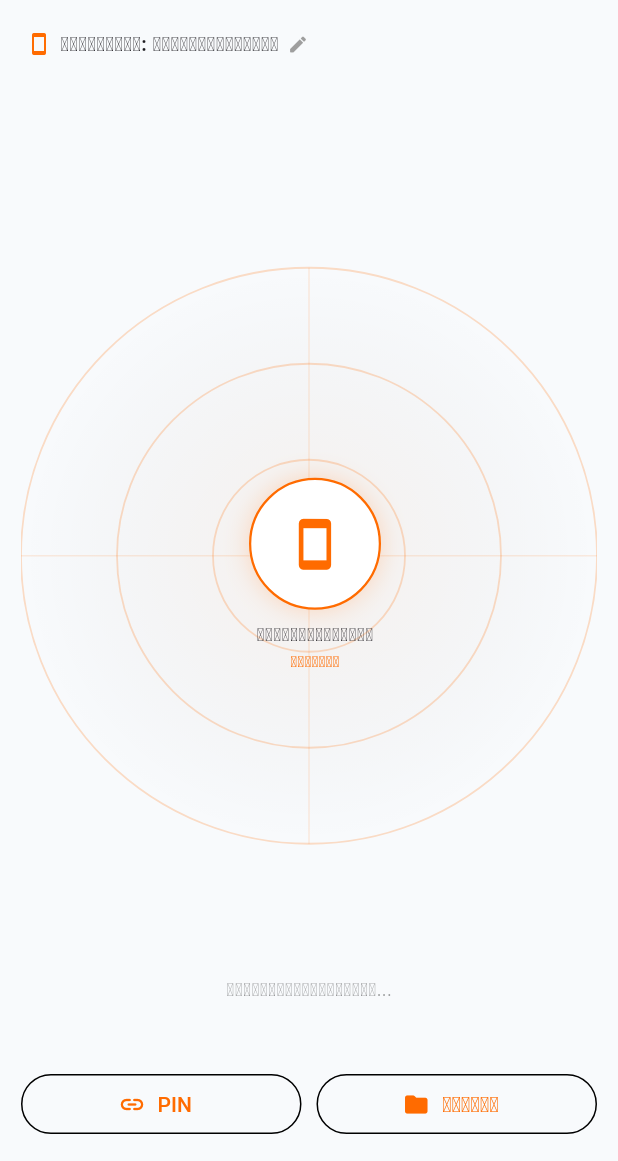
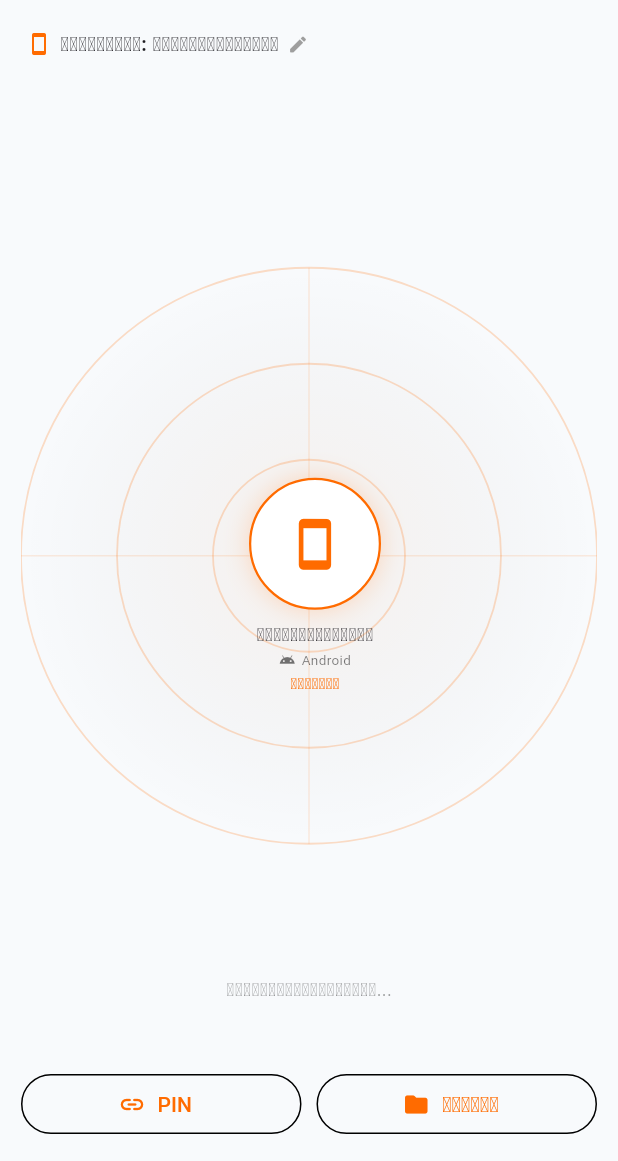
Before and after one commit to sorndev89/yonfile, a Flutter app: the screen it shows after launch, after a tap on the "light mode" icon, on a phone screen of 412 x 824 dp, the part 75-1236 px from its top. Run offline on Flutter 3.47's test engine with Material 3 defaults, Android fonts, the phone set to English and light mode, and no system bars; our stand-ins replace file_picker, google_fonts, qr_flutter, shared_preferences; missing offline and left inert: desktop_drop, flutter_webrtc, mobile_scanner; network calls fail.

Commit message:
feat: show peer OS and confirm PIN connection

```diff
--- a/apps/web_client/lib/models/peer_device.dart
+++ b/apps/web_client/lib/models/peer_device.dart
@@ -4,17 +4,21 @@ enum PeerScope { lan, pin }
 
 enum PeerDeviceType { mobile, tablet, desktop }
 
+enum PeerOperatingSystem { android, ios, macos, windows, linux, web, unknown }
+
 /// ອຸປະກອນປາຍທາງທີ່ເຫັນໃນເຄືອຂ່າຍ.
 class PeerDevice {
   final String id;
   final String name;
   final PeerDeviceType deviceType;
+  final PeerOperatingSystem operatingSystem;
   final PeerScope scope;
 
   const PeerDevice({
     required this.id,
     required this.name,
     required this.deviceType,
+    this.operatingSystem = PeerOperatingSystem.unknown,
     required this.scope,
   });
 
@@ -23,8 +27,36 @@ class PeerDevice {
       id: json['id'] as String,
       name: (json['name'] as String?)?.trim() ?? 'ອຸປະກອນ YonFile',
       deviceType: _parseDeviceType(json['deviceType'] as String?),
-      scope: (json['scope'] as String?) == 'pin' ? PeerScope.pin : PeerScope.lan,
+      operatingSystem: _parseOperatingSystem(
+        json['operatingSystem'] as String?,
+      ),
+      scope: (json['scope'] as String?) == 'pin'
+          ? PeerScope.pin
+          : PeerScope.lan,
     );
+  }
+
+  static PeerOperatingSystem _parseOperatingSystem(String? value) =>
+      PeerOperatingSystem.values.firstWhere(
+        (system) => system.name == value,
+        orElse: () => PeerOperatingSystem.unknown,
+      );
+
+  static PeerOperatingSystem fromTargetPlatform(TargetPlatform platform) {
+    switch (platform) {
+      case TargetPlatform.android:
+        return PeerOperatingSystem.android;
+      case TargetPlatform.iOS:
+        return PeerOperatingSystem.ios;
+      case TargetPlatform.macOS:
+        return PeerOperatingSystem.macos;
+      case TargetPlatform.windows:
+        return PeerOperatingSystem.windows;
+      case TargetPlatform.linux:
+        return PeerOperatingSystem.linux;
+      case TargetPlatform.fuchsia:
+        return PeerOperatingSystem.unknown;
+    }
   }
 
   static PeerDeviceType _parseDeviceType(String? value) {
@@ -60,6 +92,26 @@ class PeerDevice {
     }
   }
 
+  String get operatingSystemLabel => switch (operatingSystem) {
+    PeerOperatingSystem.android => 'Android',
+    PeerOperatingSystem.ios => 'iOS',
+    PeerOperatingSystem.macos => 'macOS',
+    PeerOperatingSystem.windows => 'Windows',
+    PeerOperatingSystem.linux => 'Linux',
+    PeerOperatingSystem.web => 'Web',
+    PeerOperatingSystem.unknown => 'OS ບໍ່ລະບຸ',
+  };
+
+  IconData get operatingSystemIcon => switch (operatingSystem) {
+    PeerOperatingSystem.android => Icons.android_rounded,
+    PeerOperatingSystem.ios => Icons.phone_iphone_rounded,
+    PeerOperatingSystem.macos => Icons.laptop_mac_rounded,
+    PeerOperatingSystem.windows => Icons.window_rounded,
+    PeerOperatingSystem.linux => Icons.terminal_rounded,
+    PeerOperatingSystem.web => Icons.language_rounded,
+    PeerOperatingSystem.unknown => Icons.devices_other_rounded,
+  };
+
   @override
   bool operator ==(Object other) => other is PeerDevice && other.id == id;
 
--- a/apps/web_client/lib/services/local_signaling_host_io.dart
+++ b/apps/web_client/lib/services/local_signaling_host_io.dart
@@ -41,7 +41,10 @@ class LocalSignalingHost {
             }
             peer!
               ..name = _cleanName(message['name'] as String?)
-              ..deviceType = _cleanDeviceType(message['deviceType'] as String?);
+              ..deviceType = _cleanDeviceType(message['deviceType'] as String?)
+              ..operatingSystem = _cleanOperatingSystem(
+                message['operatingSystem'] as String?,
+              );
             _send(peer!, {
               'type': 'registered',
               'peerId': peer!.id,
@@ -68,6 +71,11 @@ class LocalSignalingHost {
         peer.name = _cleanName(message['name'] as String?);
         if (message['deviceType'] is String) {
           peer.deviceType = _cleanDeviceType(message['deviceType'] as String?);
+        }
+        if (message['operatingSystem'] is String) {
+          peer.operatingSystem = _cleanOperatingSystem(
+            message['operatingSystem'] as String?,
+          );
         }
         _broadcastLan();
         if (peer.pin != null) _broadcastPin(peer.pin!);
@@ -133,6 +141,7 @@ class LocalSignalingHost {
               'id': peer.id,
               'name': peer.name,
               'deviceType': peer.deviceType,
+              'operatingSystem': peer.operatingSystem,
               'scope': scope,
             },
           )
@@ -172,6 +181,18 @@ class LocalSignalingHost {
   String _cleanDeviceType(String? type) =>
       const {'mobile', 'tablet', 'desktop'}.contains(type) ? type! : 'desktop';
 
+  String _cleanOperatingSystem(String? system) =>
+      const {
+        'android',
+        'ios',
+        'macos',
+        'windows',
+        'linux',
+        'web',
+      }.contains(system)
+      ? system!
+      : 'unknown';
+
   void _send(_LocalPeer peer, Map<String, dynamic> message) =>
       _sendRaw(peer.socket, message);
 
@@ -195,5 +216,6 @@ class _LocalPeer {
   final WebSocket socket;
   String name = 'ອຸປະກອນ YonFile';
   String deviceType = 'desktop';
+  String operatingSystem = 'unknown';
   String? pin;
 }
--- a/apps/web_client/lib/services/signaling_service.dart
+++ b/apps/web_client/lib/services/signaling_service.dart
@@ -47,6 +47,7 @@ class SignalingService {
 
   String _name = 'ອຸປະກອນ YonFile';
   PeerDeviceType _deviceType = PeerDeviceType.desktop;
+  PeerOperatingSystem _operatingSystem = PeerOperatingSystem.unknown;
   String? _joinedPin;
   bool _pendingNameUpdate = false;
 
@@ -101,6 +102,7 @@ class SignalingService {
         'type': 'register',
         'name': _name,
         'deviceType': _deviceType.name,
+        'operatingSystem': _operatingSystem.name,
       });
     } catch (error) {
       debugPrint('Signaling connect failed: $error');
@@ -200,14 +202,20 @@ class SignalingService {
     }
   }
 
-  void register(String name, PeerDeviceType deviceType) {
+  void register(
+    String name,
+    PeerDeviceType deviceType, [
+    PeerOperatingSystem operatingSystem = PeerOperatingSystem.unknown,
+  ]) {
     _name = name.trim().isEmpty ? 'ອຸປະກອນ YonFile' : name.trim();
     _deviceType = deviceType;
+    _operatingSystem = operatingSystem;
     if (isConnected) {
       _send({
         'type': 'register',
         'name': _name,
         'deviceType': _deviceType.name,
+        'operatingSystem': _operatingSystem.name,
       });
       _pendingNameUpdate = false;
     } else {
--- a/apps/web_client/lib/ui/screens/connection_screen.dart
+++ b/apps/web_client/lib/ui/screens/connection_screen.dart
@@ -6,6 +6,7 @@ import '../../models/incoming_file_offer.dart';
 import '../../models/peer_device.dart';
 import '../widgets/transfer_sheet.dart';
 import '../widgets/transfer_history_card.dart';
+import '../widgets/peer_os_badge.dart';
 
 /// Active peer session UI: connected devices, pending offers and transfers.
 class ConnectionScreen extends StatelessWidget {
@@ -42,7 +43,7 @@ class ConnectionScreen extends StatelessWidget {
     final activeTransfer = transfers.where((transfer) => transfer.isActive);
     final activeTransfers = activeTransfer.toList(growable: false);
     final label = activeTransfer.isEmpty
-        ? 'ເຊື່ອມຕໍ່ແລ້ວ · ພ້ອມສົ່ງໄຟລ໌'
+        ? 'ເຊື່ອມຕໍ່ສຳເລັດ · ພ້ອມໂອນໄຟລ໌'
         : activeTransfer.first.status == TransferStatus.offering
         ? 'ມີໄຟລ໌ລໍຖ້າການຮັບ'
         : 'ກຳລັງໂອນຂໍ້ມູນ';
@@ -236,6 +237,8 @@ class _ConnectionDevice extends StatelessWidget {
                 : Colors.black54,
           ),
         ),
+        const SizedBox(height: 3),
+        PeerOsBadge(peer: peer),
       ],
     );
   }
--- a/apps/web_client/lib/ui/screens/home_screen.dart
+++ b/apps/web_client/lib/ui/screens/home_screen.dart
@@ -18,6 +18,7 @@ import '../../services/signaling_service.dart';
 import '../../services/webrtc_service.dart';
 import '../widgets/home_header.dart';
 import '../widgets/pin_room_card.dart';
+import '../widgets/peer_os_badge.dart';
 import '../widgets/transfer_sheet.dart';
 import '../widgets/transfer_history_card.dart';
 import '../widgets/transfer_status_panel.dart';
@@ -92,7 +93,7 @@ class _HomeScreenState extends State<HomeScreen> {
       setState(() => _myName = saved);
     }
     // Cache the saved name even if the WebSocket has not registered yet.
-    _signaling.register(_myName, _myDeviceType);
+    _signaling.register(_myName, _myDeviceType, _myOperatingSystem);
   }
 
   @override
@@ -101,23 +102,30 @@ class _HomeScreenState extends State<HomeScreen> {
     if (_deviceTypeResolved) return;
     _deviceTypeResolved = true;
     _myDeviceType = _detectDeviceType();
-    _signaling.register(_myName, _myDeviceType);
+    _signaling.register(_myName, _myDeviceType, _myOperatingSystem);
   }
 
   PeerDeviceType _detectDeviceType() {
     final size = MediaQuery.sizeOf(context);
-    if (kIsWeb ||
-        defaultTargetPlatform == TargetPlatform.macOS ||
-        defaultTargetPlatform == TargetPlatform.windows ||
-        defaultTargetPlatform == TargetPlatform.linux) {
-      if (size.width < 600) return PeerDeviceType.mobile;
-      if (size.width < 1100) return PeerDeviceType.tablet;
-      return PeerDeviceType.desktop;
+    switch (defaultTargetPlatform) {
+      case TargetPlatform.android:
+      case TargetPlatform.iOS:
+        return size.shortestSide < 600
+            ? PeerDeviceType.mobile
+            : PeerDeviceType.tablet;
+      case TargetPlatform.macOS:
+      case TargetPlatform.windows:
+      case TargetPlatform.linux:
+        return PeerDeviceType.desktop;
+      case TargetPlatform.fuchsia:
+        if (size.width < 600) return PeerDeviceType.mobile;
+        if (size.width < 1100) return PeerDeviceType.tablet;
+        return PeerDeviceType.desktop;
     }
-    return size.shortestSide < 600
-        ? PeerDeviceType.mobile
-        : PeerDeviceType.tablet;
   }
+
+  PeerOperatingSystem get _myOperatingSystem =>
+      PeerDevice.fromTargetPlatform(defaultTargetPlatform);
 
   void _bindStreams() {
     _subs.add(
@@ -268,6 +276,7 @@ class _HomeScreenState extends State<HomeScreen> {
     id: _peerId ?? 'self',
     name: _myName,
     deviceType: _myDeviceType,
+    operatingSystem: _myOperatingSystem,
     scope: PeerScope.lan,
   );
 
@@ -284,6 +293,7 @@ class _HomeScreenState extends State<HomeScreen> {
       id: id,
       name: 'YonFile',
       deviceType: PeerDeviceType.desktop,
+      operatingSystem: PeerOperatingSystem.unknown,
       scope: PeerScope.lan,
     );
   }
@@ -296,7 +306,15 @@ class _HomeScreenState extends State<HomeScreen> {
   /* --------------------------- File sending ---------------------------- */
 
   Future<void> _pickAndSend(PeerDevice peer) async {
+    final pinWasAlreadyJoined =
+        peer.scope == PeerScope.pin || _pinPeers.containsKey(peer.id);
     if (!await _ensurePinAccess(peer)) return;
+    if (!pinWasAlreadyJoined) {
+      // First PIN entry establishes the connection. Let the user review the
+      // connected-device screen before choosing any files to send.
+      await _connectToPinPeer(peer);
+      return;
+    }
     try {
       final files = await FilePicker.pickFiles();
       if (files.isEmpty) return;
@@ -610,10 +628,31 @@ class _HomeScreenState extends State<HomeScreen> {
                   children: [
                     Icon(peer.icon, color: YonTheme.yonOrange),
                     const SizedBox(width: 10),
-                    Expanded(child: Text(peer.name)),
-                    Text(
-                      peer.typeLabel,
-                      style: const TextStyle(fontSize: 11, color: Colors.grey),
+                    Expanded(
+                      child: Column(
+                        crossAxisAlignment: CrossAxisAlignment.start,
+                        children: [
+                          Text(
+                            peer.name,
+                            maxLines: 1,
+                            overflow: TextOverflow.ellipsis,
+                          ),
+                          const SizedBox(height: 3),
+                          Row(
+                            children: [
+                              Text(
+                                peer.typeLabel,
+                                style: const TextStyle(
+                                  fontSize: 11,
+                                  color: Colors.grey,
+                                ),
+                              ),
+                              const SizedBox(width: 8),
+                              PeerOsBadge(peer: peer, compact: true),
+                            ],
+                          ),
+                        ],
+                      ),
                     ),
                   ],
                 ),
--- a/apps/web_client/lib/ui/widgets/peer_avatar.dart
+++ b/apps/web_client/lib/ui/widgets/peer_avatar.dart
@@ -3,6 +3,7 @@ import 'package:flutter/material.dart';
 import '../../core/theme/yon_theme.dart';
 import '../../models/peer_device.dart';
 import '../../models/picked_file.dart';
+import 'peer_os_badge.dart';
 
 /// ປຸ່ມອຸປະກອນປາຍທາງ + DragTarget ຮັບໄຟລ໌.
 class PeerAvatar extends StatefulWidget {
@@ -133,6 +134,8 @@ class _PeerAvatarState extends State<PeerAvatar> {
               style: const TextStyle(fontSize: 12, fontWeight: FontWeight.w600),
             ),
           ),
+          const SizedBox(height: 2),
+          PeerOsBadge(peer: widget.peer, compact: true),
           if (widget.isSelf)
             const Padding(
               padding: EdgeInsets.only(top: 2),
--- /dev/null
+++ b/apps/web_client/lib/ui/widgets/peer_os_badge.dart
@@ -0,0 +1,33 @@
+import 'package:flutter/material.dart';
+
+import '../../models/peer_device.dart';
+
+class PeerOsBadge extends StatelessWidget {
+  const PeerOsBadge({super.key, required this.peer, this.compact = false});
+
+  final PeerDevice peer;
+  final bool compact;
+
+  @override
+  Widget build(BuildContext context) {
+    final color = Theme.of(context).brightness == Brightness.dark
+        ? Colors.white60
+        : Colors.black54;
+    return Tooltip(
+      message: peer.operatingSystemLabel,
+      child: Row(
+        mainAxisSize: MainAxisSize.min,
+        children: [
+          Icon(peer.operatingSystemIcon, size: compact ? 11 : 14, color: color),
+          const SizedBox(width: 4),
+          Text(
+            peer.operatingSystemLabel,
+            maxLines: 1,
+            overflow: TextOverflow.ellipsis,
+            style: TextStyle(fontSize: compact ? 9 : 11, color: color),
+          ),
+        ],
+      ),
+    );
+  }
+}
```
Also changed, not shown: 6 other files.
